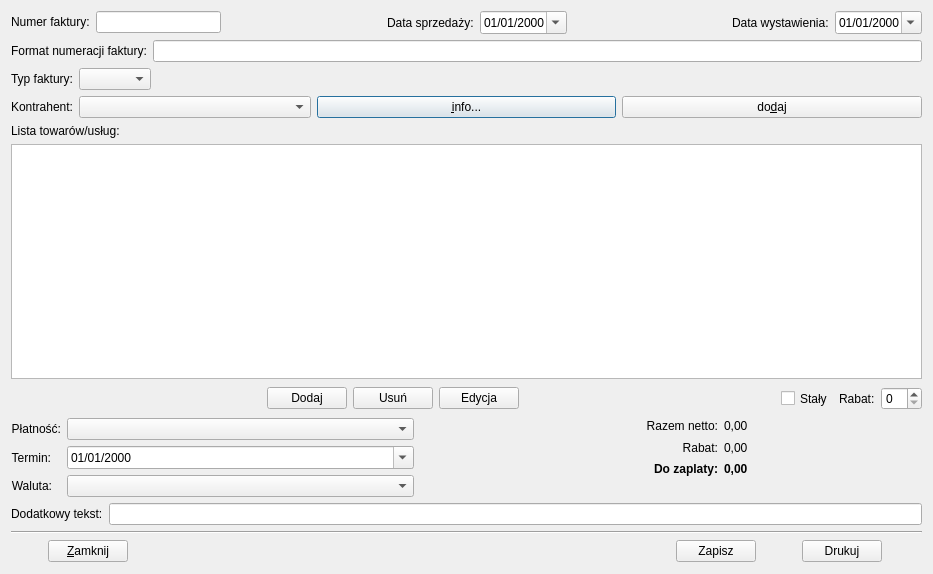
Before: the Qt Designer form qfaktury/src/ui/InvoiceDialog.ui in tkQCompany/qcompany, drawn with Qt 5.
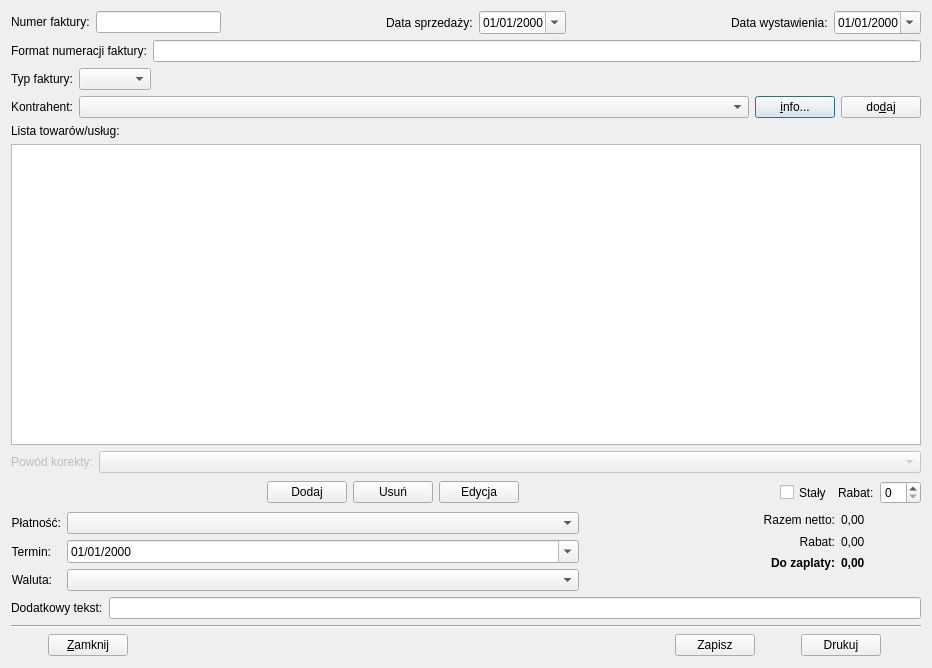
After: the same form once the commit is applied. Icons and pictures are not drawn.

Commit message: - CorrectiveInvoiceDialog, CorrectiveInvoiceGrossDialog and DuplicateDialog now appear when the user wants so in MainWindow - Added more text reasons to correct an invoice + related changes in other files

Diff of the .ui file:
```diff
--- a/qfaktury/src/ui/InvoiceDialog.ui
+++ b/qfaktury/src/ui/InvoiceDialog.ui
@@ -6,8 +6,8 @@
    <rect>
     <x>0</x>
     <y>0</y>
-    <width>933</width>
-    <height>574</height>
+    <width>932</width>
+    <height>668</height>
    </rect>
   </property>
   <property name="windowTitle">
@@ -89,6 +89,12 @@
        </item>
        <item row="0" column="1">
         <widget class="QDateEdit" name="dateEditDateOfSell">
+         <property name="sizePolicy">
+          <sizepolicy hsizetype="MinimumExpanding" vsizetype="Fixed">
+           <horstretch>0</horstretch>
+           <verstretch>0</verstretch>
+          </sizepolicy>
+         </property>
          <property name="focusPolicy">
           <enum>Qt::NoFocus</enum>
          </property>
@@ -135,6 +141,12 @@
        </item>
        <item row="0" column="1">
         <widget class="QDateEdit" name="dateEditDateOfIssuance">
+         <property name="sizePolicy">
+          <sizepolicy hsizetype="MinimumExpanding" vsizetype="Fixed">
+           <horstretch>0</horstretch>
+           <verstretch>0</verstretch>
+          </sizepolicy>
+         </property>
          <property name="focusPolicy">
           <enum>Qt::NoFocus</enum>
          </property>
@@ -239,7 +251,14 @@
         </widget>
        </item>
        <item row="0" column="1">
-        <widget class="QComboBox" name="comboBoxCounterparties"/>
+        <widget class="QComboBox" name="comboBoxCounterparties">
+         <property name="sizePolicy">
+          <sizepolicy hsizetype="Expanding" vsizetype="Fixed">
+           <horstretch>0</horstretch>
+           <verstretch>0</verstretch>
+          </sizepolicy>
+         </property>
+        </widget>
        </item>
       </layout>
      </item>
@@ -298,6 +317,36 @@
      </item>
     </layout>
    </item>
+   <item>
+    <layout class="QHBoxLayout" name="horizontalLayout_8">
+     <item>
+      <widget class="QLabel" name="labelReasonOfCorrection">
+       <property name="enabled">
+        <bool>false</bool>
+       </property>
+       <property name="text">
+        <string>Powód korekty:</string>
+       </property>
+       <property name="buddy">
+        <cstring>comboBoxReasonOfCorrection</cstring>
+       </property>
+      </widget>
+     </item>
+     <item>
+      <widget class="QComboBox" name="comboBoxReasonOfCorrection">
+       <property name="enabled">
+        <bool>false</bool>
+       </property>
+       <property name="sizePolicy">
+        <sizepolicy hsizetype="Expanding" vsizetype="Fixed">
+         <horstretch>0</horstretch>
+         <verstretch>0</verstretch>
+        </sizepolicy>
+       </property>
+      </widget>
+     </item>
+    </layout>
+   </item>
    <item>
     <layout class="QHBoxLayout" name="horizontalLayout_2">
      <item>
@@ -426,7 +475,14 @@
         </widget>
        </item>
        <item row="0" column="1">
-        <widget class="QComboBox" name="comboBoxPayment"/>
+        <widget class="QComboBox" name="comboBoxPayment">
+         <property name="sizePolicy">
+          <sizepolicy hsizetype="Expanding" vsizetype="Fixed">
+           <horstretch>0</horstretch>
+           <verstretch>0</verstretch>
+          </sizepolicy>
+         </property>
+        </widget>
        </item>
        <item row="1" column="0">
         <widget class="QLabel" name="labelDateOfPayment">
@@ -446,6 +502,12 @@
        </item>
        <item row="1" column="1">
         <widget class="QDateEdit" name="dateEditDayOfPayment">
+         <property name="sizePolicy">
+          <sizepolicy hsizetype="MinimumExpanding" vsizetype="Fixed">
+           <horstretch>0</horstretch>
+           <verstretch>0</verstretch>
+          </sizepolicy>
+         </property>
          <property name="displayFormat">
           <string>dd/MM/yyyy</string>
          </property>
@@ -472,6 +534,12 @@
        </item>
        <item row="2" column="1">
         <widget class="QComboBox" name="comboBoxCurrency">
+         <property name="sizePolicy">
+          <sizepolicy hsizetype="Expanding" vsizetype="Fixed">
+           <horstretch>0</horstretch>
+           <verstretch>0</verstretch>
+          </sizepolicy>
+         </property>
          <property name="minimumSize">
           <size>
            <width>80</width>
```
Left out of the diff: 6 changed lines with no effect on the pictures. The commit also changes 10 other files.
